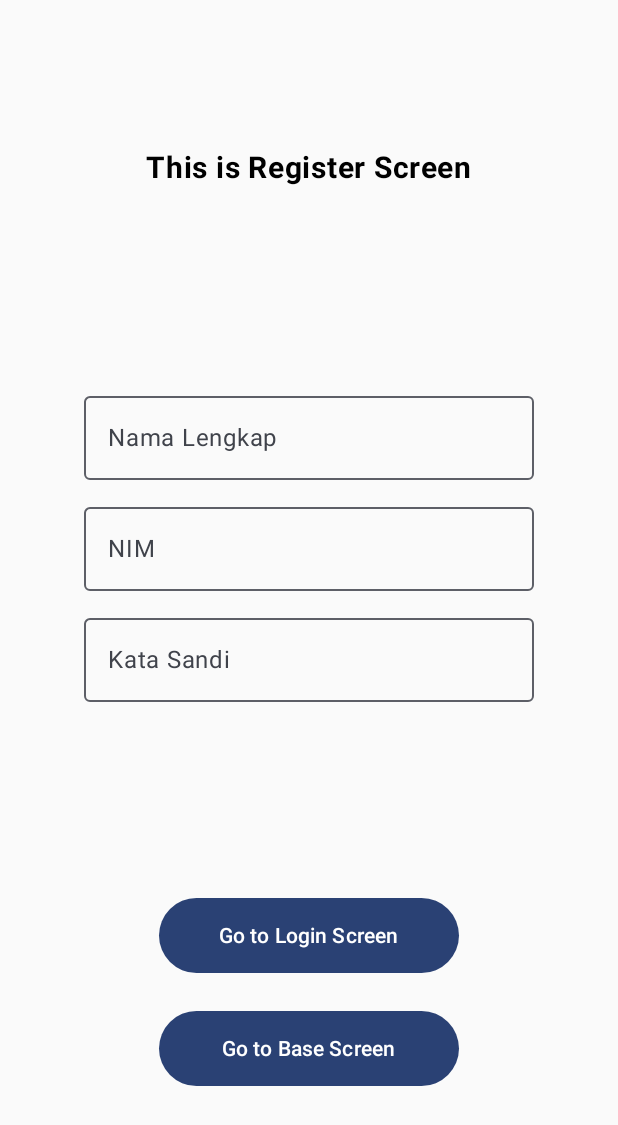
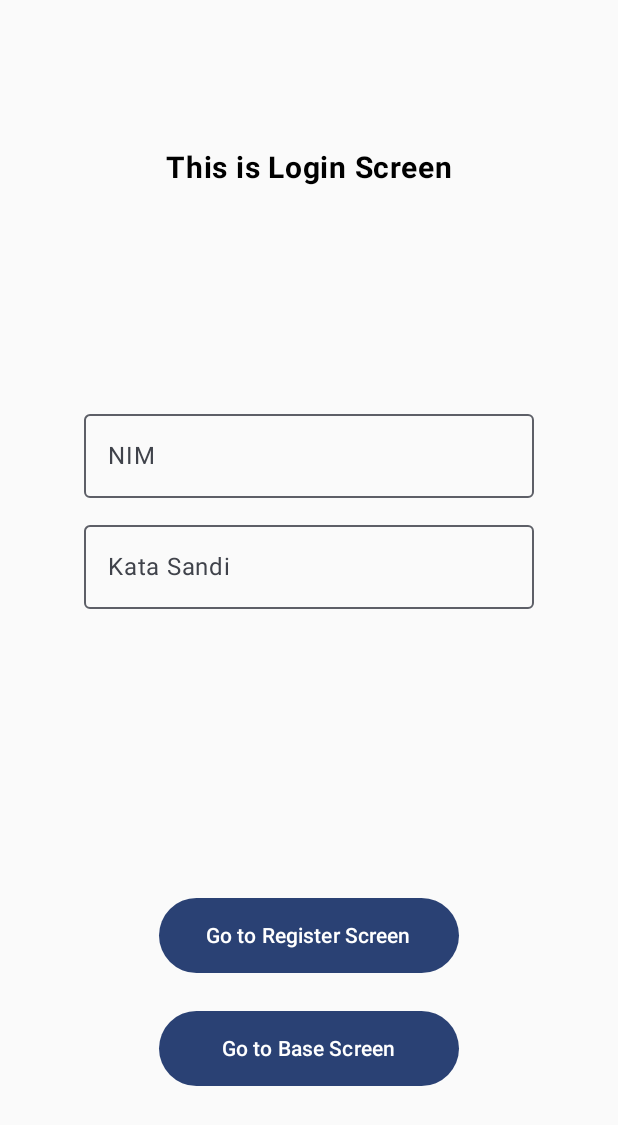
Before and after one commit to delon-nazara/campus-project-pm-end-semester, an Android app built with Jetpack Compose: the screen it shows after launch (MainActivity), on a phone screen of 412 x 824 dp. Shown: the top 1125 px of the screen. Run offline under Robolectric (Android 15) with nearby library versions, the phone set to English and light mode, and no system bars.

Commit message:
Add login screen

```diff
--- a/app/src/main/java/com/example/proyekakhirpemrogramanmobile/MainActivity.kt
+++ b/app/src/main/java/com/example/proyekakhirpemrogramanmobile/MainActivity.kt
@@ -12,6 +12,7 @@ import androidx.compose.runtime.Composable
 import androidx.compose.ui.Modifier
 import androidx.compose.ui.tooling.preview.Preview
 import com.example.proyekakhirpemrogramanmobile.ui.BaseScreen
+import com.example.proyekakhirpemrogramanmobile.ui.LoginScreen
 import com.example.proyekakhirpemrogramanmobile.ui.RegisterScreen
 import com.example.proyekakhirpemrogramanmobile.ui.theme.ProyekAkhirPemrogramanMobileTheme
 
@@ -21,7 +22,7 @@ class MainActivity : ComponentActivity() {
 //        enableEdgeToEdge()
         setContent {
             ProyekAkhirPemrogramanMobileTheme {
-                RegisterScreen()
+                LoginScreen()
             }
         }
     }
--- /dev/null
+++ b/app/src/main/java/com/example/proyekakhirpemrogramanmobile/ui/LoginScreen.kt
@@ -0,0 +1,94 @@
+package com.example.proyekakhirpemrogramanmobile.ui
+
+import androidx.compose.foundation.layout.Arrangement
+import androidx.compose.foundation.layout.Box
+import androidx.compose.foundation.layout.Column
+import androidx.compose.foundation.layout.Spacer
+import androidx.compose.foundation.layout.fillMaxSize
+import androidx.compose.foundation.layout.height
+import androidx.compose.foundation.layout.padding
+import androidx.compose.foundation.layout.width
+import androidx.compose.material3.Button
+import androidx.compose.material3.OutlinedTextField
+import androidx.compose.material3.Text
+import androidx.compose.runtime.Composable
+import androidx.compose.runtime.getValue
+import androidx.compose.runtime.mutableStateOf
+import androidx.compose.runtime.remember
+import androidx.compose.runtime.setValue
+import androidx.compose.ui.Alignment
+import androidx.compose.ui.Modifier
+import androidx.compose.ui.res.stringResource
+import androidx.compose.ui.text.font.FontWeight
+import androidx.compose.ui.text.input.PasswordVisualTransformation
+import androidx.compose.ui.unit.dp
+import androidx.compose.ui.unit.sp
+import com.example.proyekakhirpemrogramanmobile.R
+
+@Composable
+fun LoginScreen() {
+    Box(
+        modifier = Modifier
+            .fillMaxSize()
+            .padding(vertical = 100.dp)
+    ) {
+
+        var studentId by remember { mutableStateOf("") }
+        var password by remember { mutableStateOf("") }
+
+        Text(
+            text = stringResource(R.string.this_is_login_screen),
+            fontWeight = FontWeight.Bold,
+            fontSize = 20.sp,
+            modifier = Modifier.align(Alignment.TopCenter)
+        )
+
+        Column(
+            verticalArrangement = Arrangement.Center,
+            horizontalAlignment = Alignment.CenterHorizontally,
+            modifier = Modifier.align(Alignment.Center)
+        ) {
+            OutlinedTextField(
+                value = studentId,
+                onValueChange = { studentId = it },
+                label = { Text(stringResource(R.string.student_id)) },
+                singleLine = true,
+                modifier = Modifier.width(300.dp)
+            )
+            Spacer(modifier = Modifier.height(10.dp))
+            OutlinedTextField(
+                value = password,
+                onValueChange = { password = it },
+                label = { Text(stringResource(R.string.password)) },
+                singleLine = true,
+                visualTransformation = PasswordVisualTransformation(),
+                modifier = Modifier.width(300.dp)
+            )
+            Spacer(modifier = Modifier.height(150.dp))
+        }
+
+        Column(
+            verticalArrangement = Arrangement.Center,
+            horizontalAlignment = Alignment.CenterHorizontally,
+            modifier = Modifier.align(Alignment.BottomCenter)
+        ) {
+            Button(
+                onClick = {},
+                modifier = Modifier
+                    .width(200.dp)
+                    .height(50.dp)
+            ) {
+                Text(text = stringResource(R.string.go_to_register_screen))
+            }
+            Spacer(modifier = Modifier.height(25.dp))
+            Button(
+                onClick = {},
+                modifier = Modifier
+                    .width(200.dp)
+                    .height(50.dp)
+            ) {
+                Text(text = stringResource(R.string.go_to_base_screen))
+            }
+        }
+    }
+}
```
